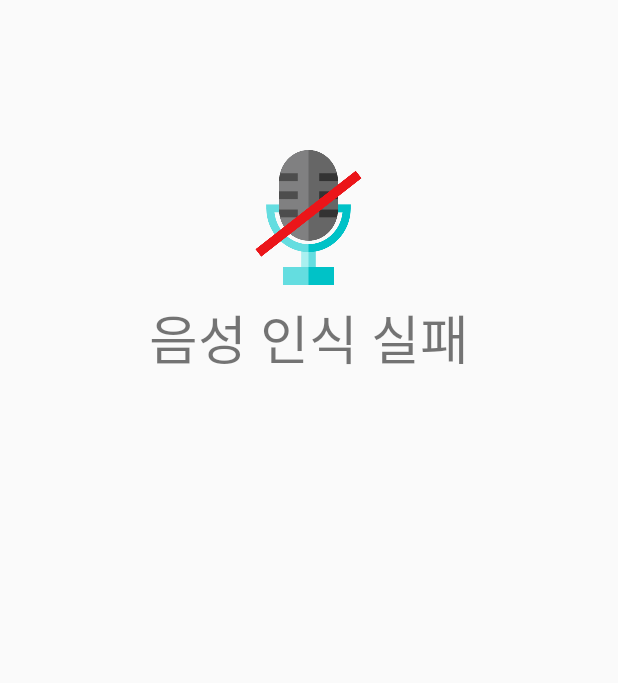
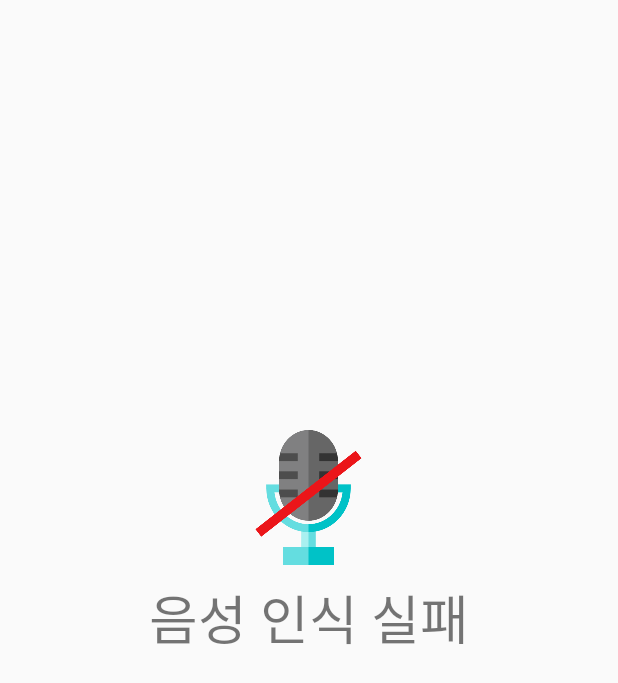
Before and after one commit to yohan5050/Testing, an Android app: the layout activity_rec_fail.xml on its own in the app's theme, with its tools: preview values and no code run, on a phone screen of 412 x 824 dp. Shown: the top 683 px of the screen. Run offline under Robolectric (Android 15) with nearby library versions, the phone set to English and light mode, and no system bars; Roboto replaces fonts that are not available here.

Commit message:
modified some layout of rec_fail and record

```diff
--- a/app/src/main/res/layout/activity_rec_fail.xml
+++ b/app/src/main/res/layout/activity_rec_fail.xml
@@ -26,6 +26,7 @@
         android:layout_height="500dp"
         android:layout_alignParentStart="true"
         android:gravity="center"
+        android:layout_alignBottom="@+id/imageView6"
         android:orientation="vertical">
 
         <ImageView
@@ -41,14 +42,34 @@
             android:id="@+id/textView4"
             android:layout_width="match_parent"
             android:layout_height="70dp"
-            android:layout_marginBottom="140dp"
             android:layout_alignParentStart="true"
             android:layout_alignParentTop="true"
             android:gravity="center"
             android:text="음성 인식 실패"
             android:textSize="35dp" />
 
+        <LinearLayout
+            android:layout_width="match_parent"
+            android:layout_height="300dp"
+            android:orientation="vertical">
 
+            <ScrollView
+                android:layout_width="300dp"
+                android:layout_marginTop="30dp"
+                android:layout_height="240dp"
+                android:layout_gravity="center">
+                <TextView
+                    android:id="@+id/text"
+                    android:layout_width="match_parent"
+                    android:layout_height="match_parent"
+                    android:layout_marginTop="20dp"
+                    android:padding="30dp"
+                    android:gravity="center"
+                    android:text=""
+                    android:textColor="#55608F"
+                    android:textSize="35dp" />
+            </ScrollView>
+        </LinearLayout>
     </LinearLayout>
     <!--<ImageView-->
         <!--android:id="@+id/failImage"-->
--- a/app/src/main/res/layout/activity_record.xml
+++ b/app/src/main/res/layout/activity_record.xml
@@ -5,6 +5,7 @@
     android:layout_height="match_parent"
     android:orientation="vertical"
     tools:context=".Main2Activity">
+
     <ImageView
         android:layout_width="match_parent"
         android:layout_height="300dp"
@@ -43,7 +44,6 @@
             android:layout_height="70dp"
             android:layout_alignParentStart="true"
             android:layout_alignParentTop="true"
-            android:layout_marginTop="15dp"
             android:gravity="center"
             android:text="녹음 중"
             android:textSize="35dp" />
```
